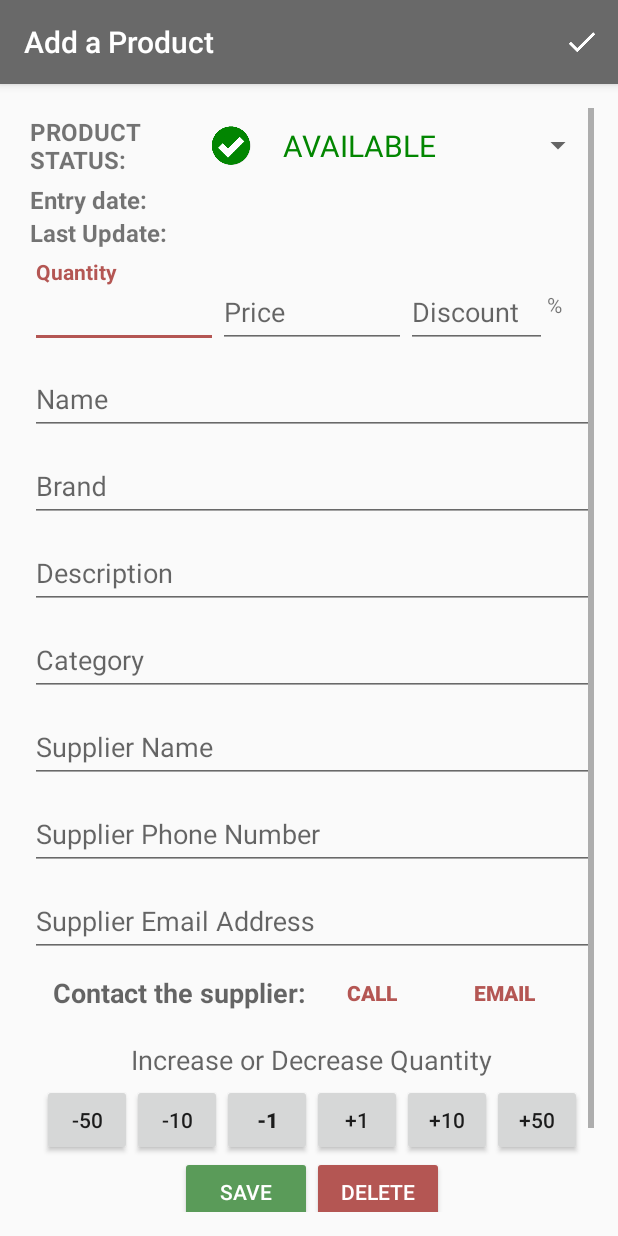
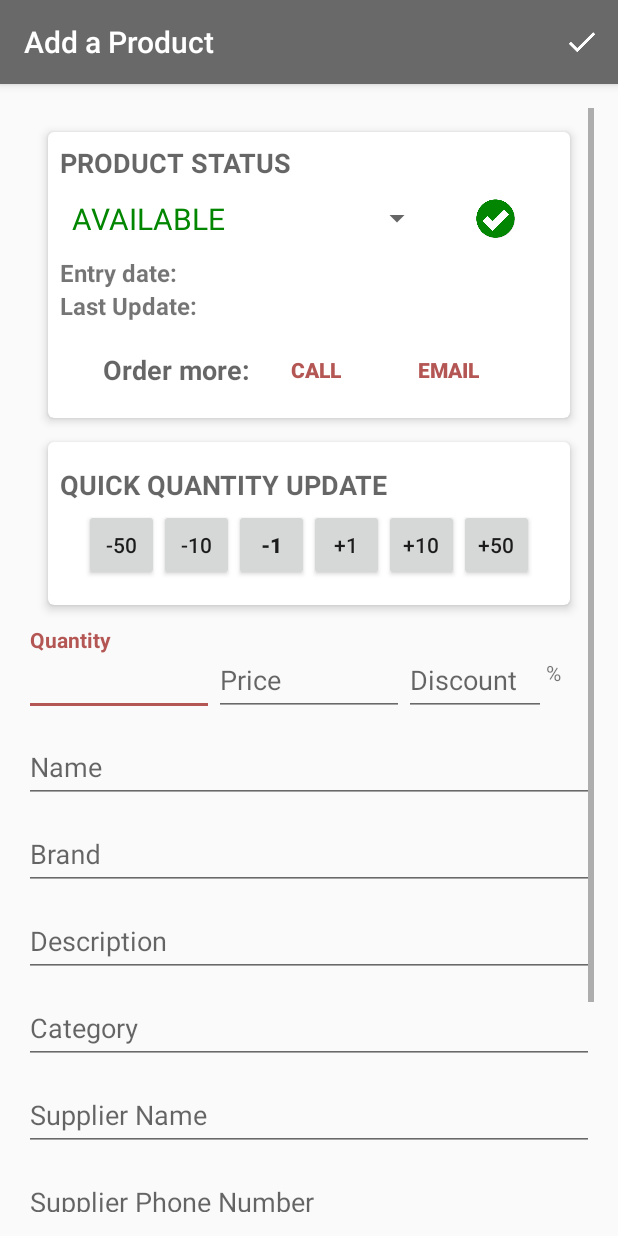
Before and after one commit to jesselima/nanodegree-android-basic-inventory-app, an Android app: the EditorActivity screen opened directly, with no data from a screen before it, on a phone screen of 412 x 824 dp. Run offline under Robolectric (Android 15) with nearby library versions, the phone set to English and light mode, and no system bars.

Commit message:
feat: Confirmation dialog to delete all data from database. Details layout improved

```diff
--- a/app/src/main/AndroidManifest.xml
+++ b/app/src/main/AndroidManifest.xml
@@ -22,6 +22,7 @@
         </activity>
         <activity
             android:name=".EditorActivity"
+            android:windowSoftInputMode="stateHidden"
             android:label="Add/Update Product"/>
         <activity android:name=".MainActivity"/>
 
--- a/app/src/main/java/com/udacity/inventory/CatalogActivity.java
+++ b/app/src/main/java/com/udacity/inventory/CatalogActivity.java
@@ -1,9 +1,11 @@
 package com.udacity.inventory;
 
+import android.app.AlertDialog;
 import android.app.LoaderManager;
 import android.content.ContentUris;
 import android.content.ContentValues;
 import android.content.CursorLoader;
+import android.content.DialogInterface;
 import android.content.Intent;
 import android.content.Loader;
 import android.database.Cursor;
@@ -171,12 +173,32 @@ public class CatalogActivity extends AppCompatActivity implements
                 insertSampleProducts();
                 return true;
             case R.id.action_delete_all_entries:
-                deleteAllProducts();
+                showDeleteConfirmationDialog();
                 return true;
         }
         return super.onOptionsItemSelected(item);
     }
 
+    private void showDeleteConfirmationDialog() {
+
+        AlertDialog.Builder builder = new AlertDialog.Builder(this);
+        builder.setMessage(R.string.delete_all_data_warning);
+        builder.setPositiveButton(R.string.delete, new DialogInterface.OnClickListener() {
+            public void onClick(DialogInterface dialog, int id) {
+                deleteAllProducts();
+            }
+        });
+        builder.setNegativeButton(R.string.cancel, new DialogInterface.OnClickListener() {
+            public void onClick(DialogInterface dialog, int id) {
+                if (dialog != null) {
+                    dialog.dismiss();
+                }
+            }
+        });
+
+        AlertDialog alertDialog = builder.create();
+        alertDialog.show();
+    }
 
     /**
      * This method makes the reuse of toast object to avoid toasts queue
--- a/app/src/main/res/layout/activity_editor.xml
+++ b/app/src/main/res/layout/activity_editor.xml
@@ -16,31 +16,39 @@
         <LinearLayout
             android:layout_width="match_parent"
             android:layout_height="wrap_content"
-            android:orientation="horizontal">
-
+            android:orientation="vertical">
+            <!-- card start -->
+            <android.support.v7.widget.CardView
+                android:id="@+id/card_status"
+                android:layout_width="match_parent"
+                android:layout_height="wrap_content"
+                android:layout_margin="16dp"
+                app:cardCornerRadius="4dp"
+                app:cardElevation="4dp">
                 <LinearLayout
-                android:layout_width="0dp"
+                    android:layout_width="match_parent"
                     android:layout_height="wrap_content"
-                android:layout_weight="2"
                     android:orientation="vertical"
-                android:paddingLeft="4dp">
-
-
-
+                    android:padding="8dp">
+                    <TextView
+                        android:layout_width="match_parent"
+                        android:layout_height="wrap_content"
+                        android:textAllCaps="true"
+                        android:gravity="center_vertical"
+                        android:text="Product Status"
+                        android:textAppearance="?android:textAppearanceMedium"
+                        android:textStyle="bold"/>
                     <LinearLayout
                         android:id="@+id/container_status"
                         android:layout_width="match_parent"
                         android:layout_height="wrap_content"
                         android:orientation="horizontal">
-                    <TextView
+                        <Spinner
+                            android:id="@+id/spinner_status"
                             android:layout_width="0dp"
-                        android:layout_height="match_parent"
-                        android:layout_weight="2"
-                        android:textAllCaps="true"
-                        android:gravity="center_vertical"
-                        android:text="Product Status:"
-                        android:textSize="16sp"
-                        android:textStyle="bold"/>
+                            android:layout_height="50dp"
+                            android:layout_weight="3"
+                            android:spinnerMode="dropdown"/>
                         <ImageView
                             android:id="@+id/iv_product_status"
                             android:layout_width="0dp"
@@ -48,14 +56,8 @@
                             android:layout_weight="1"
                             android:padding="12dp"
                             android:src="@drawable/ic_product_available_shadow"/>
-                    <Spinner
-                        android:id="@+id/spinner_status"
-                        android:layout_width="0dp"
-                        android:layout_height="50dp"
-                        android:layout_weight="4"
-                        android:spinnerMode="dropdown"/>
+                    </LinearLayout>
 
-                </LinearLayout>
 
                     <LinearLayout
                         android:layout_width="match_parent"
@@ -78,6 +80,8 @@
                             android:textSize="16sp"
                             tools:text="01/05/2018"/>
                     </LinearLayout>
+
+
                     <LinearLayout
                         android:layout_width="match_parent"
                         android:layout_height="wrap_content"
@@ -100,6 +104,114 @@
                             android:textSize="16sp"
                             tools:text="01/05/2018"/>
                     </LinearLayout>
+
+                    <LinearLayout
+                        android:layout_width="match_parent"
+                        android:layout_height="wrap_content"
+                        android:orientation="horizontal"
+                        android:gravity="center">
+
+                        <TextView
+                            android:layout_width="wrap_content"
+                            android:layout_height="wrap_content"
+                            android:text="Order more:"
+                            android:layout_gravity="center"
+                            android:textStyle="bold"
+                            android:textAppearance="?android:textAppearanceMedium"/>
+                        <Button
+                            android:id="@+id/btn_call_supplier"
+                            style="@style/Widget.AppCompat.Button.Borderless"
+                            android:layout_width="wrap_content"
+                            android:layout_height="wrap_content"
+                            android:layout_gravity="center"
+                            android:textStyle="bold"
+                            android:textColor="@color/colorAccent"
+                            android:text="CALL"/>
+                        <Button
+                            android:id="@+id/btn_email_supplier"
+                            style="@style/Widget.AppCompat.Button.Borderless"
+                            android:layout_width="wrap_content"
+                            android:layout_height="wrap_content"
+                            android:layout_gravity="center"
+                            android:textStyle="bold"
+                            android:textColor="@color/colorAccent"
+                            android:text="EMAIL"/>
+                    </LinearLayout>
+
+                    <!-- Card content here!!-->
+                </LinearLayout>
+
+
+            </android.support.v7.widget.CardView>
+
+            <!-- CardView quantity control -->
+            <android.support.v7.widget.CardView
+                android:layout_width="match_parent"
+                android:layout_height="wrap_content"
+                android:layout_marginLeft="16dp"
+                android:layout_marginRight="16dp"
+                android:layout_marginBottom="16dp"
+                app:cardCornerRadius="4dp"
+                app:cardElevation="4dp">
+
+                <LinearLayout
+                    android:layout_width="match_parent"
+                    android:layout_height="wrap_content"
+                    android:orientation="vertical"
+                    android:padding="8dp"
+                    android:gravity="center">
+                    <TextView
+                        android:layout_width="wrap_content"
+                        android:layout_height="wrap_content"
+                        android:text="Quick quantity update"
+                        android:layout_gravity="start"
+                        android:textStyle="bold"
+                        android:textAllCaps="true"
+                        android:layout_marginTop="8dp"
+                        android:textAppearance="?android:textAppearanceMedium"
+                        android:layout_marginBottom="4dp"/>
+
+                    <LinearLayout
+                        android:layout_width="match_parent"
+                        android:layout_height="wrap_content"
+                        android:orientation="horizontal"
+                        android:layout_marginBottom="8dp"
+                        android:gravity="center">
+                        <Button
+                            android:id="@+id/btn_remove_fifty_item"
+                            android:layout_width="50dp"
+                            android:layout_height="wrap_content"
+                            android:text="-50"/>
+                        <Button
+                            android:id="@+id/btn_remove_ten_item"
+                            android:layout_width="50dp"
+                            android:layout_height="wrap_content"
+                            android:text="-10"/>
+                        <Button
+                            android:id="@+id/btn_remove_one_item"
+                            android:layout_width="50dp"
+                            android:layout_height="wrap_content"
+                            android:textStyle="bold"
+                            android:text="-1"/>
+                        <Button
+                            android:id="@+id/btn_add_one_item"
+                            android:layout_width="50dp"
+                            android:layout_height="wrap_content"
+                            android:text="+1"/>
+                        <Button
+                            android:id="@+id/btn_add_ten_item"
+                            android:layout_width="50dp"
+                            android:layout_height="wrap_content"
+                            android:text="+10"/>
+                        <Button
+                            android:id="@+id/btn_add_fifty_item"
+                            android:layout_width="50dp"
+                            android:layout_height="wrap_content"
+                            android:text="+50"/>
+                    </LinearLayout>
+
+                </LinearLayout>
+            </android.support.v7.widget.CardView>
 
             <LinearLayout
                 android:layout_width="match_parent"
@@ -266,87 +378,9 @@
                     android:theme="@style/formEditText" />
             </android.support.design.widget.TextInputLayout>
 
-                <LinearLayout
-                    android:layout_width="match_parent"
-                    android:layout_height="wrap_content"
-                    android:orientation="horizontal"
-                    android:gravity="center">
 
-                    <TextView
-                        android:layout_width="wrap_content"
-                        android:layout_height="wrap_content"
-                        android:text="Contact the supplier:"
-                        android:layout_gravity="center"
-                        android:textStyle="bold"
-                        android:textAppearance="?android:textAppearanceMedium"/>
-                    <Button
-                        android:id="@+id/btn_call_supplier"
-                        style="@style/Widget.AppCompat.Button.Borderless"
-                        android:layout_width="wrap_content"
-                        android:layout_height="wrap_content"
-                        android:layout_gravity="center"
-                        android:textStyle="bold"
-                        android:textColor="@color/colorAccent"
-                        android:text="CALL"/>
-                    <Button
-                        android:id="@+id/btn_email_supplier"
-                        style="@style/Widget.AppCompat.Button.Borderless"
-                        android:layout_width="wrap_content"
-                        android:layout_height="wrap_content"
-                        android:layout_gravity="center"
-                        android:textStyle="bold"
-                        android:textColor="@color/colorAccent"
-                        android:text="EMAIL"/>
-                </LinearLayout>
 
-                <TextView
-                    android:layout_width="wrap_content"
-                    android:layout_height="wrap_content"
-                    android:text="Increase or Decrease Quantity"
-                    android:layout_gravity="center"
-                    android:layout_marginTop="8dp"
-                    android:textAppearance="?android:textAppearanceMedium"
-                    android:layout_marginBottom="4dp"/>
 
-                <LinearLayout
-                    android:layout_width="match_parent"
-                    android:layout_height="wrap_content"
-                    android:orientation="horizontal"
-                    android:gravity="center">
-                    <Button
-                        android:id="@+id/btn_remove_fifty_item"
-                        android:layout_width="60dp"
-                        android:layout_height="wrap_content"
-                        android:text="-50"/>
-                    <Button
-                        android:id="@+id/btn_remove_ten_item"
-                        android:layout_width="60dp"
-                        android:layout_height="wrap_content"
-                        android:text="-10"/>
-
-                    <Button
-                        android:id="@+id/btn_remove_one_item"
-                        android:layout_width="60dp"
-                        android:layout_height="wrap_content"
-                        android:textStyle="bold"
-                        android:text="-1"/>
-
-                    <Button
-                        android:id="@+id/btn_add_one_item"
-                        android:layout_width="60dp"
-                        android:layout_height="wrap_content"
-                        android:text="+1"/>
-                    <Button
-                        android:id="@+id/btn_add_ten_item"
-                        android:layout_width="60dp"
-                        android:layout_height="wrap_content"
-                        android:text="+10"/>
-                    <Button
-                        android:id="@+id/btn_add_fifty_item"
-                        android:layout_width="60dp"
-                        android:layout_height="wrap_content"
-                        android:text="+50"/>
-                </LinearLayout>
 
             <LinearLayout
                 android:layout_width="match_parent"
@@ -373,7 +407,6 @@
             </LinearLayout>
 
         </LinearLayout>
-        </LinearLayout>
 
     </ScrollView>
 </LinearLayout>
--- a/app/src/main/res/values/strings.xml
+++ b/app/src/main/res/values/strings.xml
@@ -1,13 +1,11 @@
 <resources>
     <string name="app_name">Inventory</string>
-
     <string name="action_insert_dummy_data">Insert Test Products</string>
     <string name="action_delete_all_entries">Delete All Products</string>
     <string name="empty_view_title_text">It\'s a bit lonely here…</string>
     <string name="empty_view_subtitle_text">Get started by adding a product</string>
     <string name="editor_activity_title_new_product">Add a Product</string>
     <string name="editor_activity_title_edit_product">Edit Product</string>
-
     <string name="action_save">Save</string>
     <string name="action_delete">Delete</string>
     <string name="editor_insert_product_successful">Product saved</string>
@@ -15,14 +13,13 @@
     <string name="editor_update_product_successful">Product updated</string>
     <string name="product_quantity_updated">Product quantity updated to:\u0020</string>
     <string name="editor_update_product_failed">Error with updating product</string>
-
     <string name="unsaved_changes_dialog_msg">Discard your changes and quit editing?</string>
     <string name="discard">Discard</string>
     <string name="keep_editing">Keep Editing</string>
     <string name="editor_delete_product_successful">Product deleted</string>
-
     <string name="editor_delete_product_failed">Error with deleting product</string>
     <string name="delete_dialog_msg">WARNING: Are you sure about to delete this product? This action can not be undone.</string>
+    <string name="delete_all_data_warning">WARNING: THIS ACTION WILL DELETED ALL PRODUCTS FROM YOUR DATABASE. This action can not be undone. Click "DELETE" to confirm.</string>
     <string name="delete">Delete</string>
     <string name="cancel">Cancel</string>
     <string name="category_overview">Overview</string>
@@ -41,6 +38,4 @@
     <string name="product_status_available">AVAILABLE</string>
     <string name="product_status_out_of_stock">OUT OF STOCK</string>
     <string name="product_status_out_of_market">DEPRECATED</string>
-
-    <string name="unknown_brand">Unknown brand</string>
 </resources>
```
Lines whose indentation alone changed are shown as unchanged.
